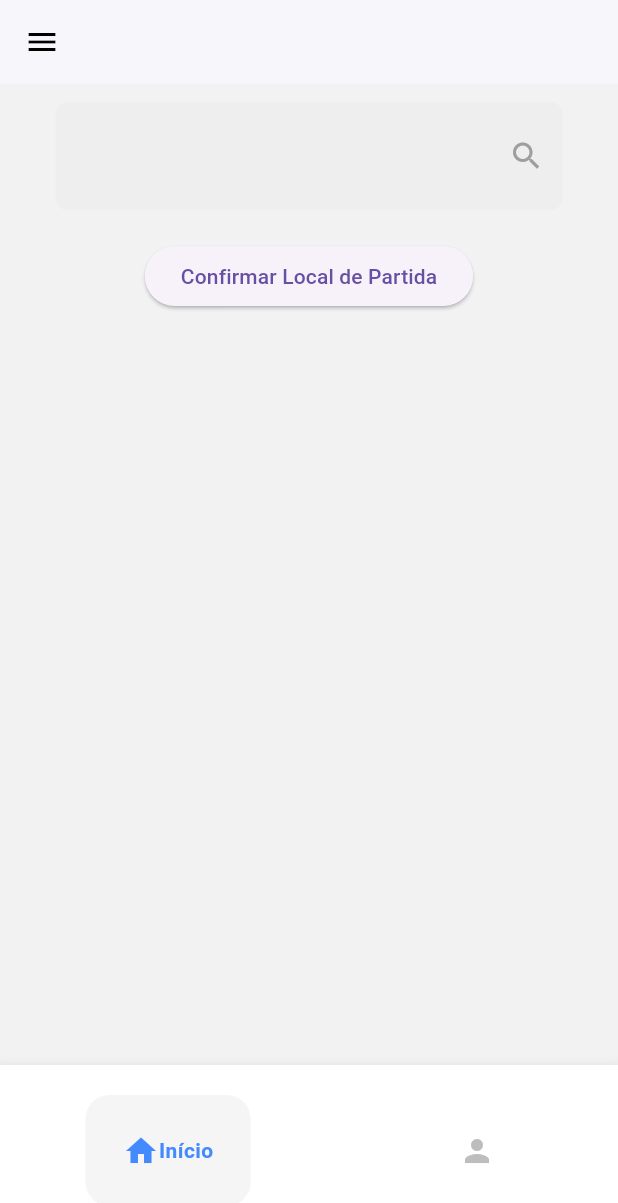
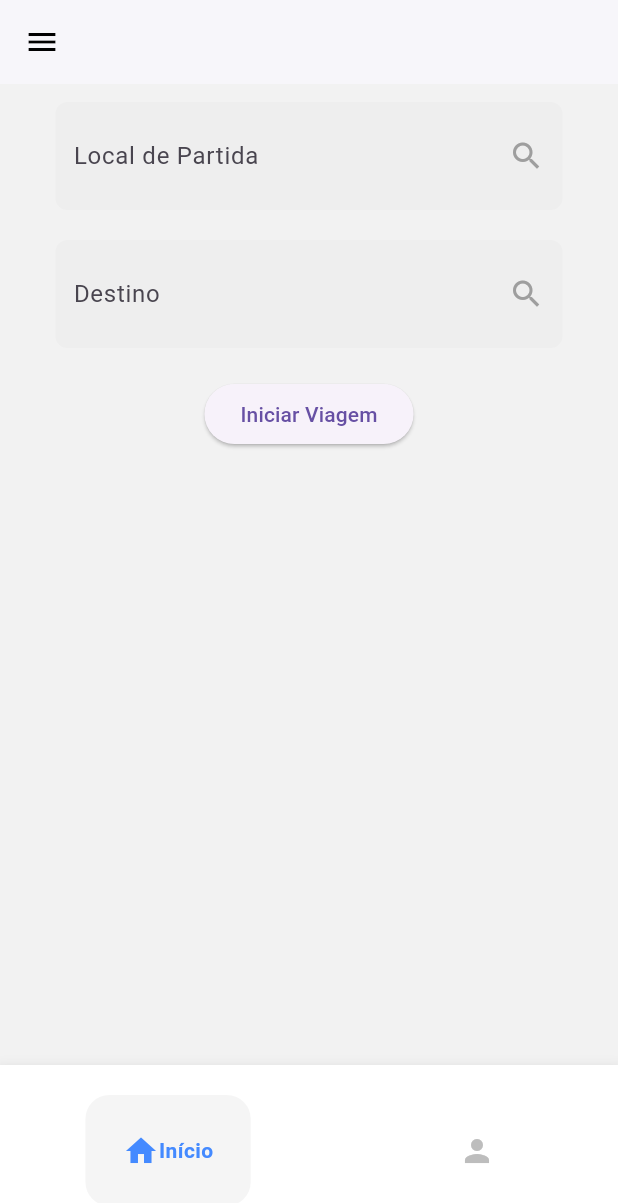
Before and after one commit to sabriinallopes/Mobility, a Flutter app: the HomePage screen opened by its route, on a phone screen of 412 x 824 dp. Shown: the top 1203 px of the screen. Run offline on Flutter 3.47's test engine with Material 3 defaults, Android fonts, the phone set to English and light mode, and no system bars; drawn by our look-alikes of google_nav_bar; our stand-ins replace flutter_credit_card, google_maps_flutter; network calls fail.

Commit message:
pequenas atualizações de acordo com a documentação

```diff
--- a/lib/pages/destination_page.dart
+++ b/lib/pages/destination_page.dart
@@ -9,21 +9,26 @@ class DestinationPage extends StatefulWidget {
 }
 
 class _DestinationPageState extends State<DestinationPage> {
+  final TextEditingController _departureController = TextEditingController();
   final TextEditingController _destinationController = TextEditingController();
 
   void _navigateToConfirm() {
+    String departure = _departureController.text.trim();
     String destination = _destinationController.text.trim();
-    if (destination.isNotEmpty) {
+
+    if (departure.isNotEmpty && destination.isNotEmpty) {
       Navigator.push(
         context,
         MaterialPageRoute(
-          builder: (context) =>
-              ConfirmDestinationPage(destination: destination),
+          builder: (context) => ConfirmDestinationPage(
+              departure: departure, destination: destination),
         ),
       );
+      _departureController.clear(); // Limpa o campo após a navegação
       _destinationController.clear(); // Limpa o campo após a navegação
     } else {
-      _showDialog('Por favor, informe um Local de Partida!');
+      _showDialog(
+          'Por favor, informe tanto o Local de Partida quanto o Destino!');
     }
   }
 
@@ -51,6 +56,35 @@ class _DestinationPageState extends State<DestinationPage> {
         padding: const EdgeInsets.all(12),
         child: Column(
           children: [
+            // Campo para Local de Partida
+            Container(
+              padding: const EdgeInsets.all(12),
+              margin: const EdgeInsets.symmetric(horizontal: 25),
+              decoration: BoxDecoration(
+                color: Colors.grey[200],
+                borderRadius: BorderRadius.circular(8),
+              ),
+              child: Row(
+                mainAxisAlignment: MainAxisAlignment.spaceBetween,
+                children: [
+                  Expanded(
+                    child: TextField(
+                      controller: _departureController,
+                      decoration: const InputDecoration(
+                        hintText: 'Local de Partida',
+                        border: InputBorder.none,
+                      ),
+                    ),
+                  ),
+                  const Icon(
+                    Icons.search,
+                    color: Colors.grey,
+                  ),
+                ],
+              ),
+            ),
+            const SizedBox(height: 20),
+            // Campo para Destino
             Container(
               padding: const EdgeInsets.all(12),
               margin: const EdgeInsets.symmetric(horizontal: 25),
@@ -65,7 +99,7 @@ class _DestinationPageState extends State<DestinationPage> {
                     child: TextField(
                       controller: _destinationController,
                       decoration: const InputDecoration(
-                        hintText: '',
+                        hintText: 'Destino',
                         border: InputBorder.none,
                       ),
                     ),
@@ -80,7 +114,7 @@ class _DestinationPageState extends State<DestinationPage> {
             const SizedBox(height: 20),
             ElevatedButton(
               onPressed: _navigateToConfirm,
-              child: const Text('Confirmar Local de Partida'),
+              child: const Text('Iniciar Viagem'),
             ),
           ],
         ),
--- a/lib/pages/home_page.dart
+++ b/lib/pages/home_page.dart
@@ -81,18 +81,6 @@ class _HomePageState extends State<HomePage> {
                   onTap: () => _navigateToPage(0),
                 ),
                 ListTile(
-                  leading: const Icon(Icons.person, color: Colors.white),
-                  title: const Text('Perfil',
-                      style: TextStyle(color: Colors.white)),
-                  onTap: () {
-                    Navigator.pop(context); // Fecha o Drawer
-                    Navigator.push(
-                      context,
-                      MaterialPageRoute(builder: (context) => const UserPage()),
-                    );
-                  },
-                ),
-                ListTile(
                   leading: const Icon(Icons.payment, color: Colors.white),
                   title: const Text('Pagamentos',
                       style: TextStyle(color: Colors.white)),
--- a/lib/pages/payment_page.dart
+++ b/lib/pages/payment_page.dart
@@ -173,7 +173,7 @@ class _PaymentPageState extends State<PaymentPage> {
                           return Card(
                             margin: const EdgeInsets.symmetric(vertical: 10),
                             child: ListTile(
-                              title: Text(card['Titular']!),
+                              title: Text(card['holder']!), // Corrigido
                               subtitle: Text(
                                   '**** **** **** ${card['number']!.substring(12)}'),
                               trailing: Text(card['expiry']!),
--- a/lib/pages/register_page.dart
+++ b/lib/pages/register_page.dart
@@ -118,7 +118,7 @@ class _RegisterPageState extends State<RegisterPage> {
     return DropdownButtonFormField<String>(
       value: _selectedDisability,
       decoration: InputDecoration(
-        labelText: 'Tipo de Deficiência',
+        labelText: 'Condições de Acessibilidade',
         filled: true,
         fillColor: Colors.grey[200],
         border: OutlineInputBorder(
```
Also changed, not shown: lib/pages/confirmdestination_page.dart (+34 -34 lines), lib/pages/user_page.dart (+14 -4 lines).
